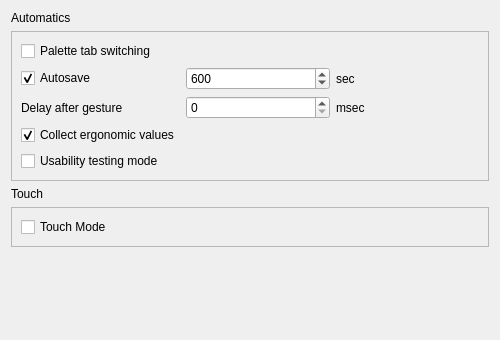
This is qrgui/dialogs/preferencesPages/behaviourPage.ui in qreal/qreal as Qt 5 draws it before an edit. The edited form follows.
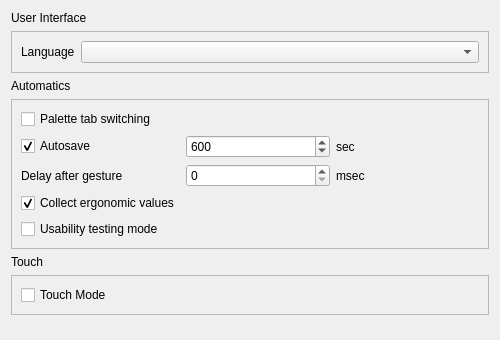
This is the edited form.

Patch:
```diff
--- a/qrgui/dialogs/preferencesPages/behaviourPage.ui
+++ b/qrgui/dialogs/preferencesPages/behaviourPage.ui
@@ -17,6 +17,35 @@
    </sizepolicy>
   </property>
   <layout class="QVBoxLayout" name="verticalLayout">
+   <item>
+    <widget class="QLabel" name="label_2">
+     <property name="text">
+      <string>User Interface</string>
+     </property>
+    </widget>
+   </item>
+   <item>
+    <widget class="QFrame" name="frame_2">
+     <property name="frameShape">
+      <enum>QFrame::StyledPanel</enum>
+     </property>
+     <property name="frameShadow">
+      <enum>QFrame::Raised</enum>
+     </property>
+     <layout class="QFormLayout" name="formLayout">
+      <item row="0" column="0">
+       <widget class="QLabel" name="label_3">
+        <property name="text">
+         <string>Language</string>
+        </property>
+       </widget>
+      </item>
+      <item row="0" column="1">
+       <widget class="QComboBox" name="languageComboBox"/>
+      </item>
+     </layout>
+    </widget>
+   </item>
    <item>
     <widget class="QLabel" name="label_7">
      <property name="text">
```
Left out of the diff: 2 changed lines with no effect on the pictures.
